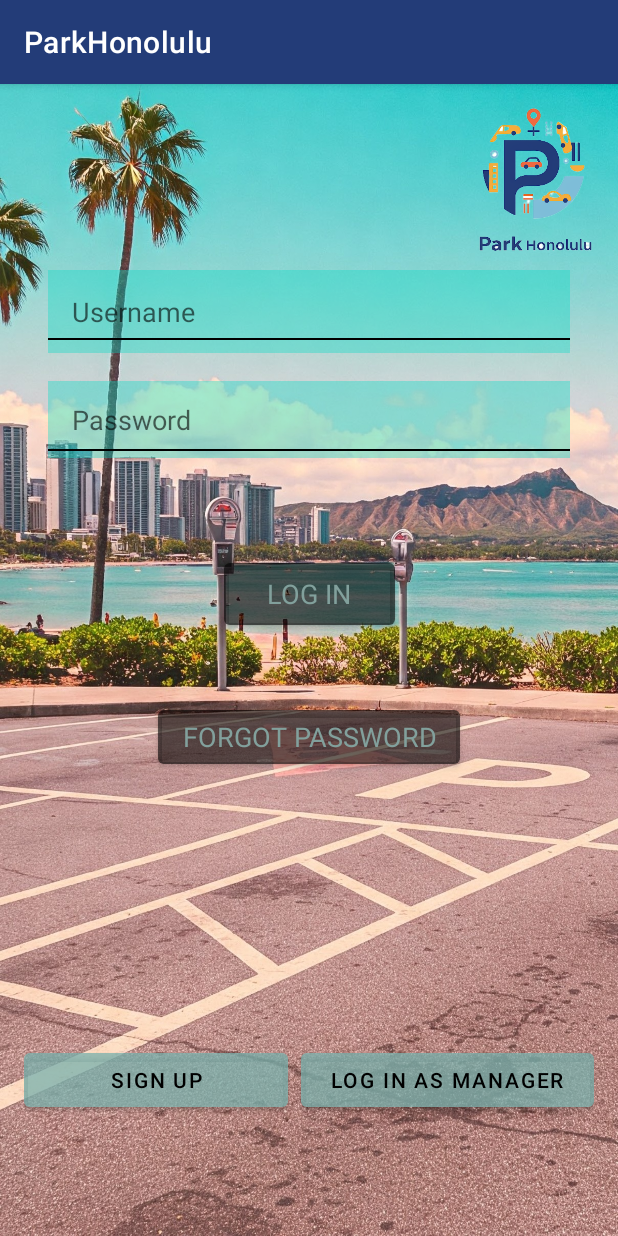
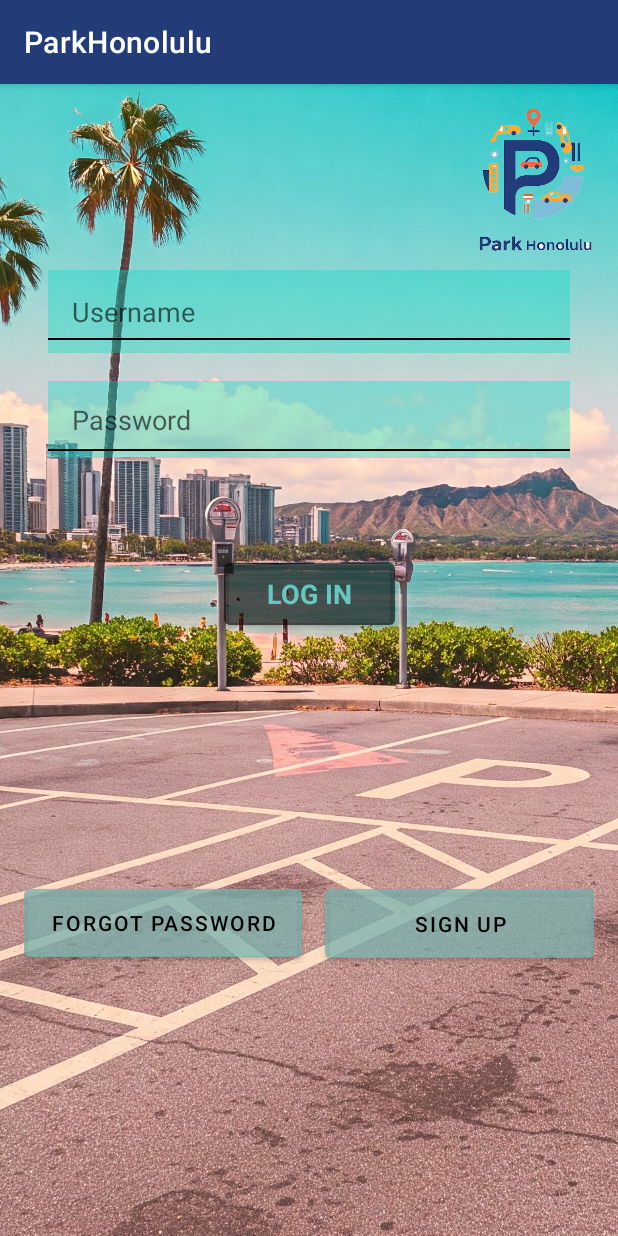
Before and after one commit to MariosStav/Parking_Project, an Android app: the screen it shows after launch (LoginActivity), on a phone screen of 412 x 824 dp. Run offline under Robolectric (Android 15) with nearby library versions, the phone set to English and light mode, and no system bars.

Commit message:
Refactor login and navigation features; update UI elements, enhance user flow, and implement session management

```diff
--- a/app/src/main/java/com/example/parkhonolulu/BaseDrawerActivity.java
+++ b/app/src/main/java/com/example/parkhonolulu/BaseDrawerActivity.java
@@ -55,8 +55,14 @@ public abstract class BaseDrawerActivity extends AppCompatActivity implements Na
             startActivity(new Intent(this, MapsActivity.class));
         } else if (id == R.id.nav_complete_park) {
             startActivity(new Intent(this, UnparkActvity.class));
+        } else if (id == R.id.nav_my_park) {
+            startActivity(new Intent(this, MyparklocationActivity.class));
         } else if (id == R.id.nav_wallet) {
             startActivity(new Intent(this, WalletActivity.class));
+        } else if (id == R.id.nav_statistics) {
+            startActivity(new Intent(this, UserStatisticsActivity.class));
+        }else if (id == R.id.nav_edit_profile) {
+                startActivity(new Intent(this, EditUserActivity.class));
         } else if (id == R.id.nav_logout) { // Added logout logic
             FirebaseAuth.getInstance().signOut();
             Intent intent = new Intent(this, LoginActivity.class);
--- a/app/src/main/java/com/example/parkhonolulu/ParkActivity.java
+++ b/app/src/main/java/com/example/parkhonolulu/ParkActivity.java
@@ -52,6 +52,7 @@
 
             Park = findViewById(R.id.park);
             Park.setOnClickListener(v -> {
+                Park.setEnabled(false);
                 final double parkingFee = 20.0;
 
                 Balance.deductFromCurrentUserBalance(parkingFee,
@@ -74,7 +75,7 @@
                                         Toast.makeText(ParkActivity.this,
                                                 "Parking successful!\n$20 security deposit has been reserved on your account.",
                                                 Toast.LENGTH_LONG).show();
-                                        startActivity(new Intent(ParkActivity.this, HomeDrawerActivity.class));
+                                        startActivity(new Intent(ParkActivity.this, MyparklocationActivity.class));
                                     }
 
                                     @Override
--- a/app/src/main/java/com/example/parkhonolulu/UnparkActvity.java
+++ b/app/src/main/java/com/example/parkhonolulu/UnparkActvity.java
@@ -86,7 +86,7 @@ public class UnparkActvity extends BaseDrawerActivity {
                                         .setTitle("Unparked Successfully")
                                         .setMessage("You have been unparked.\nFee charged: $" + fee)
                                         .setPositiveButton("OK", (dialog, which) -> {
-                                            startActivity(new Intent(UnparkActvity.this, HomeDrawerActivity.class));
+                                            startActivity(new Intent(UnparkActvity.this, MapsActivity.class));
                                             finish();
                                         })
                                         .show();
--- a/app/src/main/res/color/nav_icon_tint_selector.xml
+++ b/app/src/main/res/color/nav_icon_tint_selector.xml
@@ -1,5 +1,5 @@
 <?xml version="1.0" encoding="utf-8"?>
 <selector xmlns:android="http://schemas.android.com/apk/res/android">
     <item android:state_checked="true" android:color="@color/nav_icon_tint_selected" />
-    <item android:color="@color/nav_icon_tint" />
+    <item android:color="#FF5722" />
 </selector>
--- a/app/src/main/res/drawable/ic_assessment.xml
+++ b/app/src/main/res/drawable/ic_assessment.xml
@@ -1,4 +1,4 @@
-<vector xmlns:android="http://schemas.android.com/apk/res/android" android:height="24dp" android:tint="#000000" android:viewportHeight="960" android:viewportWidth="960" android:width="24dp">
+<vector xmlns:android="http://schemas.android.com/apk/res/android" android:height="24dp" android:tint="#FF5722" android:viewportHeight="960" android:viewportWidth="960" android:width="24dp">
 
     <path android:fillColor="@android:color/white" android:pathData="M640,800L640,520L800,520L800,800L640,800ZM400,800L400,160L560,160L560,800L400,800ZM160,800L160,360L320,360L320,800L160,800Z"/>
 
--- a/app/src/main/res/drawable/ic_directions_car.xml
+++ b/app/src/main/res/drawable/ic_directions_car.xml
@@ -1,4 +1,4 @@
-<vector xmlns:android="http://schemas.android.com/apk/res/android" android:height="24dp" android:tint="#000000" android:viewportHeight="960" android:viewportWidth="960" android:width="24dp">
+<vector xmlns:android="http://schemas.android.com/apk/res/android" android:height="24dp" android:tint="#FF5722" android:viewportHeight="960" android:viewportWidth="960" android:width="24dp">
 
     <path android:fillColor="@android:color/white" android:pathData="M400,774L400,546L456,386Q461,375 470.5,367.5Q480,360 494,360L786,360Q800,360 810,367.5Q820,375 824,386L880,546L880,774Q880,785 872.5,792.5Q865,800 854,800L826,800Q815,800 807.5,792.5Q800,785 800,774L800,740L480,740L480,774Q480,785 472.5,792.5Q465,800 454,800L426,800Q415,800 407.5,792.5Q400,785 400,774ZM480,500L800,500L772,420L508,420L480,500ZM460,560L460,560L460,680L460,680L460,560ZM520,660Q537,660 548.5,648.5Q560,637 560,620Q560,603 548.5,591.5Q537,580 520,580Q503,580 491.5,591.5Q480,603 480,620Q480,637 491.5,648.5Q503,660 520,660ZM760,660Q777,660 788.5,648.5Q800,637 800,620Q800,603 788.5,591.5Q777,580 760,580Q743,580 731.5,591.5Q720,603 720,620Q720,637 731.5,648.5Q743,660 760,660ZM160,800L160,760L200,720L200,720Q150,720 115,685Q80,650 80,600L80,280Q80,214 139,187Q198,160 340,160Q488,160 544,186Q600,212 600,280L600,320L520,320L520,280L160,280L160,520L360,520L360,800L160,800ZM200,640Q217,640 228.5,628.5Q240,617 240,600Q240,583 228.5,571.5Q217,560 200,560Q183,560 171.5,571.5Q160,583 160,600Q160,617 171.5,628.5Q183,640 200,640ZM460,680L820,680L820,560L460,560L460,680Z"/>
 
--- a/app/src/main/res/drawable/ic_edit.xml
+++ b/app/src/main/res/drawable/ic_edit.xml
@@ -1,4 +1,4 @@
-<vector xmlns:android="http://schemas.android.com/apk/res/android" android:height="24dp" android:tint="#000000" android:viewportHeight="960" android:viewportWidth="960" android:width="24dp">
+<vector xmlns:android="http://schemas.android.com/apk/res/android" android:height="24dp" android:tint="#FF5722" android:viewportHeight="960" android:viewportWidth="960" android:width="24dp">
 
     <path android:fillColor="@android:color/white" android:pathData="M200,760L200,760Q200,760 200,760Q200,760 200,760L200,200Q200,200 200,200Q200,200 200,200L200,200Q200,200 200,200Q200,200 200,200L200,379Q200,370 200,365Q200,360 200,360Q200,360 200,412.5Q200,465 200,540Q200,563 200,585Q200,607 200,627Q200,644 200,675Q200,706 200,760ZM280,520L501,520Q503,498 511,478Q519,458 531,440L280,440L280,520ZM280,680L437,680Q454,660 476,647.5Q498,635 522,627Q518,621 515,614Q512,607 510,600L280,600L280,680ZM280,360L680,360Q680,360 680,360Q680,360 680,360L680,280L280,280L280,360ZM200,840Q167,840 143.5,816.5Q120,793 120,760L120,200Q120,167 143.5,143.5Q167,120 200,120L760,120Q793,120 816.5,143.5Q840,167 840,200L840,458Q826,432 806,412Q786,392 760,379L760,200Q760,200 760,200Q760,200 760,200L200,200Q200,200 200,200Q200,200 200,200L200,760Q200,760 200,760Q200,760 200,760L402,760Q401,766 400.5,772Q400,778 400,784L400,840L200,840ZM680,640Q638,640 609,611Q580,582 580,540Q580,498 609,469Q638,440 680,440Q722,440 751,469Q780,498 780,540Q780,582 751,611Q722,640 680,640ZM480,840L480,784Q480,760 492.5,739.5Q505,719 528,710Q564,695 602.5,687.5Q641,680 680,680Q719,680 757.5,687.5Q796,695 832,710Q855,719 867.5,739.5Q880,760 880,784L880,840L480,840Z"/>
 
--- a/app/src/main/res/drawable/ic_home.xml
+++ b/app/src/main/res/drawable/ic_home.xml
@@ -1,4 +1,4 @@
-<vector xmlns:android="http://schemas.android.com/apk/res/android" android:height="24dp" android:tint="#000000" android:viewportHeight="960" android:viewportWidth="960" android:width="24dp">
+<vector xmlns:android="http://schemas.android.com/apk/res/android" android:height="24dp" android:tint="#FF5722" android:viewportHeight="960" android:viewportWidth="960" android:width="24dp">
 
     <path android:fillColor="@android:color/white" android:pathData="M240,760L360,760L360,520L600,520L600,760L720,760L720,400L480,220L240,400L240,760ZM160,840L160,360L480,120L800,360L800,840L520,840L520,600L440,600L440,840L160,840ZM480,490L480,490L480,490L480,490L480,490L480,490L480,490L480,490L480,490Z"/>
 
--- a/app/src/main/res/drawable/ic_logout.xml
+++ b/app/src/main/res/drawable/ic_logout.xml
@@ -1,4 +1,4 @@
-<vector xmlns:android="http://schemas.android.com/apk/res/android" android:height="24dp" android:tint="#000000" android:viewportHeight="960" android:viewportWidth="960" android:width="24dp">
+<vector xmlns:android="http://schemas.android.com/apk/res/android" android:height="24dp" android:tint="#FF5722" android:viewportHeight="960" android:viewportWidth="960" android:width="24dp">
 
     <path android:fillColor="@android:color/white" android:pathData="M538,422L538,422Q538,422 538,422Q538,422 538,422Q538,422 538,422Q538,422 538,422Q538,422 538,422Q538,422 538,422ZM424,536Q424,536 424,536Q424,536 424,536L424,536Q424,536 424,536Q424,536 424,536Q424,536 424,536Q424,536 424,536ZM480,800Q531,800 578,784.5Q625,769 666,740Q625,711 578,695.5Q531,680 480,680Q429,680 382,695.5Q335,711 294,740Q335,769 382,784.5Q429,800 480,800ZM586,472L529,415Q534,407 537,398Q540,389 540,380Q540,355 522.5,337.5Q505,320 480,320Q471,320 462,323Q453,326 445,331L388,274Q407,257 430.5,248.5Q454,240 480,240Q538,240 579,281Q620,322 620,380Q620,406 611.5,429.5Q603,453 586,472ZM814,700L756,642Q778,605 789,564Q800,523 800,480Q800,346 707,253Q614,160 480,160Q437,160 396,171Q355,182 318,204L260,146Q309,114 365,97Q421,80 480,80Q563,80 636,111.5Q709,143 763,197Q817,251 848.5,324Q880,397 880,480Q880,539 863,595Q846,651 814,700ZM480,880Q397,880 324,848.5Q251,817 197,763Q143,709 111.5,636Q80,563 80,480Q80,421 96.5,365Q113,309 145,259L27,140L84,83L876,875L819,932L204,318Q182,355 171,396Q160,437 160,480Q160,537 179,589Q198,641 234,684Q288,643 350.5,621.5Q413,600 480,600Q518,600 556,608Q594,616 630,630L763,763Q706,820 633,850Q560,880 480,880Z"/>
 
--- a/app/src/main/res/drawable/ic_parking.xml
+++ b/app/src/main/res/drawable/ic_parking.xml
@@ -1,4 +1,4 @@
-<vector xmlns:android="http://schemas.android.com/apk/res/android" android:height="24dp" android:tint="#000000" android:viewportHeight="960" android:viewportWidth="960" android:width="24dp">
+<vector xmlns:android="http://schemas.android.com/apk/res/android" android:height="24dp" android:tint="#FF5722" android:viewportHeight="960" android:viewportWidth="960" android:width="24dp">
 
     <path android:fillColor="@android:color/white" android:pathData="M480,880Q319,743 239.5,625.5Q160,508 160,408Q160,258 256.5,169Q353,80 480,80Q490,80 500,80Q510,80 520,82L520,163Q510,161 500.5,160.5Q491,160 480,160Q379,160 309.5,229.5Q240,299 240,408Q240,479 299,570.5Q358,662 480,774Q602,662 661,570.5Q720,479 720,408Q720,406 720,404Q720,402 720,400L800,400Q800,402 800,404Q800,406 800,408Q800,508 720.5,625.5Q641,743 480,880ZM480,480Q513,480 536.5,456.5Q560,433 560,400Q560,367 536.5,343.5Q513,320 480,320Q447,320 423.5,343.5Q400,367 400,400Q400,433 423.5,456.5Q447,480 480,480ZM480,400Q480,400 480,400Q480,400 480,400Q480,400 480,400Q480,400 480,400Q480,400 480,400Q480,400 480,400L480,400L480,400L480,400L480,400Q480,400 480,400Q480,400 480,400Q480,400 480,400Q480,400 480,400ZM720,320L800,320L800,200L920,200L920,120L800,120L800,0L720,0L720,120L600,120L600,200L720,200L720,320Z"/>
 
--- a/app/src/main/res/drawable/ic_person_add.xml
+++ b/app/src/main/res/drawable/ic_person_add.xml
@@ -1,4 +1,4 @@
-<vector xmlns:android="http://schemas.android.com/apk/res/android" android:height="24dp" android:tint="#000000" android:viewportHeight="960" android:viewportWidth="960" android:width="24dp">
+<vector xmlns:android="http://schemas.android.com/apk/res/android" android:height="24dp" android:tint="#FF5722" android:viewportHeight="960" android:viewportWidth="960" android:width="24dp">
 
     <path android:fillColor="@android:color/white" android:pathData="M234,684Q285,645 348,622.5Q411,600 480,600Q549,600 612,622.5Q675,645 726,684Q761,643 780.5,591Q800,539 800,480Q800,347 706.5,253.5Q613,160 480,160Q347,160 253.5,253.5Q160,347 160,480Q160,539 179.5,591Q199,643 234,684ZM480,520Q421,520 380.5,479.5Q340,439 340,380Q340,321 380.5,280.5Q421,240 480,240Q539,240 579.5,280.5Q620,321 620,380Q620,439 579.5,479.5Q539,520 480,520ZM480,880Q397,880 324,848.5Q251,817 197,763Q143,709 111.5,636Q80,563 80,480Q80,397 111.5,324Q143,251 197,197Q251,143 324,111.5Q397,80 480,80Q563,80 636,111.5Q709,143 763,197Q817,251 848.5,324Q880,397 880,480Q880,563 848.5,636Q817,709 763,763Q709,817 636,848.5Q563,880 480,880ZM480,800Q533,800 580,784.5Q627,769 666,740Q627,711 580,695.5Q533,680 480,680Q427,680 380,695.5Q333,711 294,740Q333,769 380,784.5Q427,800 480,800ZM480,440Q506,440 523,423Q540,406 540,380Q540,354 523,337Q506,320 480,320Q454,320 437,337Q420,354 420,380Q420,406 437,423Q454,440 480,440ZM480,380Q480,380 480,380Q480,380 480,380Q480,380 480,380Q480,380 480,380Q480,380 480,380Q480,380 480,380Q480,380 480,380Q480,380 480,380ZM480,740Q480,740 480,740Q480,740 480,740Q480,740 480,740Q480,740 480,740Q480,740 480,740Q480,740 480,740Q480,740 480,740Q480,740 480,740Z"/>
 
--- a/app/src/main/res/drawable/ic_search.xml
+++ b/app/src/main/res/drawable/ic_search.xml
@@ -1,4 +1,4 @@
-<vector xmlns:android="http://schemas.android.com/apk/res/android" android:height="24dp" android:tint="#000000" android:viewportHeight="24" android:viewportWidth="24" android:width="24dp">
+<vector xmlns:android="http://schemas.android.com/apk/res/android" android:height="24dp" android:tint="#FF5722" android:viewportHeight="24" android:viewportWidth="24" android:width="24dp">
 
     <path android:fillColor="@android:color/white" android:pathData="M20.94,11c-0.46,-4.17 -3.77,-7.48 -7.94,-7.94V1h-2v2.06C6.83,3.52 3.52,6.83 3.06,11H1v2h2.06c0.46,4.17 3.77,7.48 7.94,7.94V23h2v-2.06c4.17,-0.46 7.48,-3.77 7.94,-7.94H23v-2h-2.06zM12,19c-3.87,0 -7,-3.13 -7,-7s3.13,-7 7,-7 7,3.13 7,7 -3.13,7 -7,7z"/>
 
--- a/app/src/main/res/drawable/ic_wallet.xml
+++ b/app/src/main/res/drawable/ic_wallet.xml
@@ -1,4 +1,4 @@
-<vector xmlns:android="http://schemas.android.com/apk/res/android" android:height="24dp" android:tint="#000000" android:viewportHeight="960" android:viewportWidth="960" android:width="24dp">
+<vector xmlns:android="http://schemas.android.com/apk/res/android" android:height="24dp" android:tint="#FF5722" android:viewportHeight="960" android:viewportWidth="960" android:width="24dp">
 
     <path android:fillColor="@android:color/white" android:pathData="M200,760L200,760L200,760Q200,760 200,760Q200,760 200,760L200,760Q200,760 200,760Q200,760 200,760L200,200Q200,200 200,200Q200,200 200,200L200,200Q200,200 200,200Q200,200 200,200L200,200L200,200Q200,200 200,244.5Q200,289 200,360L200,600Q200,671 200,715.5Q200,760 200,760ZM200,840Q167,840 143.5,816.5Q120,793 120,760L120,200Q120,167 143.5,143.5Q167,120 200,120L760,120Q793,120 816.5,143.5Q840,167 840,200L840,300L760,300L760,200Q760,200 760,200Q760,200 760,200L200,200Q200,200 200,200Q200,200 200,200L200,760Q200,760 200,760Q200,760 200,760L760,760Q760,760 760,760Q760,760 760,760L760,660L840,660L840,760Q840,793 816.5,816.5Q793,840 760,840L200,840ZM520,680Q487,680 463.5,656.5Q440,633 440,600L440,360Q440,327 463.5,303.5Q487,280 520,280L800,280Q833,280 856.5,303.5Q880,327 880,360L880,600Q880,633 856.5,656.5Q833,680 800,680L520,680ZM800,600Q800,600 800,600Q800,600 800,600L800,360Q800,360 800,360Q800,360 800,360L520,360Q520,360 520,360Q520,360 520,360L520,600Q520,600 520,600Q520,600 520,600L800,600ZM640,540Q665,540 682.5,522.5Q700,505 700,480Q700,455 682.5,437.5Q665,420 640,420Q615,420 597.5,437.5Q580,455 580,480Q580,505 597.5,522.5Q615,540 640,540Z"/>
 
--- a/app/src/main/res/layout/activity_login.xml
+++ b/app/src/main/res/layout/activity_login.xml
@@ -14,42 +14,30 @@
     tools:context=".LoginActivity">
 
     <Button
+        android:id="@+id/forgotpassword"
+        android:layout_width="185dp"
+        android:layout_height="57dp"
+        android:layout_marginEnd="8dp"
+        android:backgroundTint="#807AB1AD"
+        android:text="FORGOT PASSWORD"
+        android:textColor="#000000"
+        app:layout_constraintBottom_toBottomOf="parent"
+        app:layout_constraintEnd_toStartOf="@+id/signup"
+        app:layout_constraintStart_toStartOf="parent"
+        app:layout_constraintTop_toBottomOf="@+id/login" />
+
+    <Button
         android:id="@+id/signup"
-        android:layout_width="176dp"
-        android:layout_height="48dp"
-        android:layout_gravity="start"
-        android:layout_marginTop="16dp"
-        android:layout_marginBottom="64dp"
+        android:layout_width="180dp"
+        android:layout_height="58dp"
+        android:layout_marginStart="8dp"
         android:backgroundTint="#807AB1AD"
-        android:enabled="true"
         android:text="SIGN UP"
         android:textColor="#000000"
-        app:iconTint="#000000"
         app:layout_constraintBottom_toBottomOf="parent"
         app:layout_constraintEnd_toEndOf="parent"
-        app:layout_constraintHorizontal_bias="0.0"
-        app:layout_constraintStart_toStartOf="parent"
-        app:layout_constraintTop_toBottomOf="@+id/password"
-        app:layout_constraintVertical_bias="1.0" />
-
-    <Button
-        android:id="@+id/login2"
-        android:layout_width="195dp"
-        android:layout_height="48dp"
-        android:layout_gravity="start"
-        android:layout_marginTop="16dp"
-        android:layout_marginBottom="64dp"
-        android:backgroundTint="#807AB1AD"
-        android:enabled="true"
-        android:text="LOG IN AS MANAGER"
-        android:textColor="#000000"
-        app:iconTint="#000000"
-        app:layout_constraintBottom_toBottomOf="parent"
-        app:layout_constraintEnd_toEndOf="parent"
-        app:layout_constraintHorizontal_bias="1.0"
-        app:layout_constraintStart_toStartOf="parent"
-        app:layout_constraintTop_toBottomOf="@+id/password"
-        app:layout_constraintVertical_bias="1.0" />
+        app:layout_constraintStart_toEndOf="@+id/forgotpassword"
+        app:layout_constraintTop_toBottomOf="@+id/login" />
 
     <Button
         android:id="@+id/login"
@@ -62,7 +50,8 @@
         android:enabled="true"
         android:text="LOG IN"
         android:textAppearance="@style/TextAppearance.AppCompat.Medium"
-        android:textColor="#82A09C"
+        android:textColor="#E46DD5CD"
+        android:textStyle="bold"
         app:iconTint="#000000"
         app:layout_constraintBottom_toBottomOf="parent"
         app:layout_constraintEnd_toEndOf="parent"
@@ -161,19 +150,4 @@
         app:layout_constraintVertical_bias="0.0"
         app:srcCompat="@drawable/logo_diafano" />
 
-    <Button
-        android:id="@+id/forgotpassword"
-        android:layout_width="wrap_content"
-        android:layout_height="wrap_content"
-        android:backgroundTint="#5B000000"
-        android:text="FORGOT PASSWORD"
-        android:textAppearance="@style/TextAppearance.AppCompat.Medium"
-        android:textColor="#82A09C"
-        app:iconTint="#000000"
-        app:layout_constraintBottom_toBottomOf="parent"
-        app:layout_constraintEnd_toEndOf="parent"
-        app:layout_constraintStart_toStartOf="parent"
-        app:layout_constraintTop_toBottomOf="@+id/login"
-        app:layout_constraintVertical_bias="0.133" />
-
 </androidx.constraintlayout.widget.ConstraintLayout>
--- a/app/src/main/res/layout/drawer_base.xml
+++ b/app/src/main/res/layout/drawer_base.xml
@@ -18,7 +18,7 @@
         app:headerLayout="@layout/nav_header_main"
         app:menu="@menu/drawer_menu"
         app:itemIconTint="@color/nav_icon_tint_selector"
-        app:itemTextColor="@android:color/black"
+        app:itemTextColor="@android:color/white"
         android:background="@drawable/nav_header_gradient" />
 
 </androidx.drawerlayout.widget.DrawerLayout>
```
Also changed, not shown: app/src/main/AndroidManifest.xml (+0 -32 lines), app/src/main/java/com/example/parkhonolulu/LoginActivity.java (+47 -20 lines), app/src/main/java/com/example/parkhonolulu/MapsActivity.java (+21 -1 lines), app/src/main/java/com/example/parkhonolulu/User.java (+15 -5 lines), app/src/main/java/com/example/parkhonolulu/parking_locations.java (+6 -2 lines).
